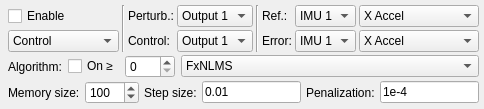
The window that uifiles/ControlPanel.ui (eduardobatista/ActVibSoftware) describes before a commit, drawn with Qt 5.
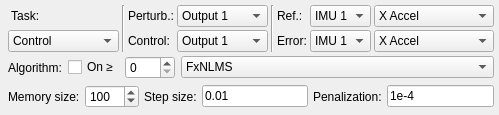
The same window after the commit.

The edit to the form file:
```diff
--- a/uifiles/ControlPanel.ui
+++ b/uifiles/ControlPanel.ui
@@ -6,8 +6,8 @@
    <rect>
     <x>0</x>
     <y>0</y>
-    <width>469</width>
-    <height>107</height>
+    <width>499</width>
+    <height>115</height>
    </rect>
   </property>
   <property name="windowTitle">
@@ -391,15 +391,14 @@
           </widget>
          </item>
          <item row="0" column="1">
-          <widget class="QCheckBox" name="checkControle">
-           <property name="sizePolicy">
-            <sizepolicy hsizetype="Fixed" vsizetype="Minimum">
-             <horstretch>0</horstretch>
-             <verstretch>0</verstretch>
-            </sizepolicy>
+          <widget class="QLabel" name="label">
+           <property name="font">
+            <font>
+             <bold>false</bold>
+            </font>
            </property>
            <property name="text">
-            <string>Enable</string>
+            <string> Task:</string>
            </property>
           </widget>
          </item>
```
